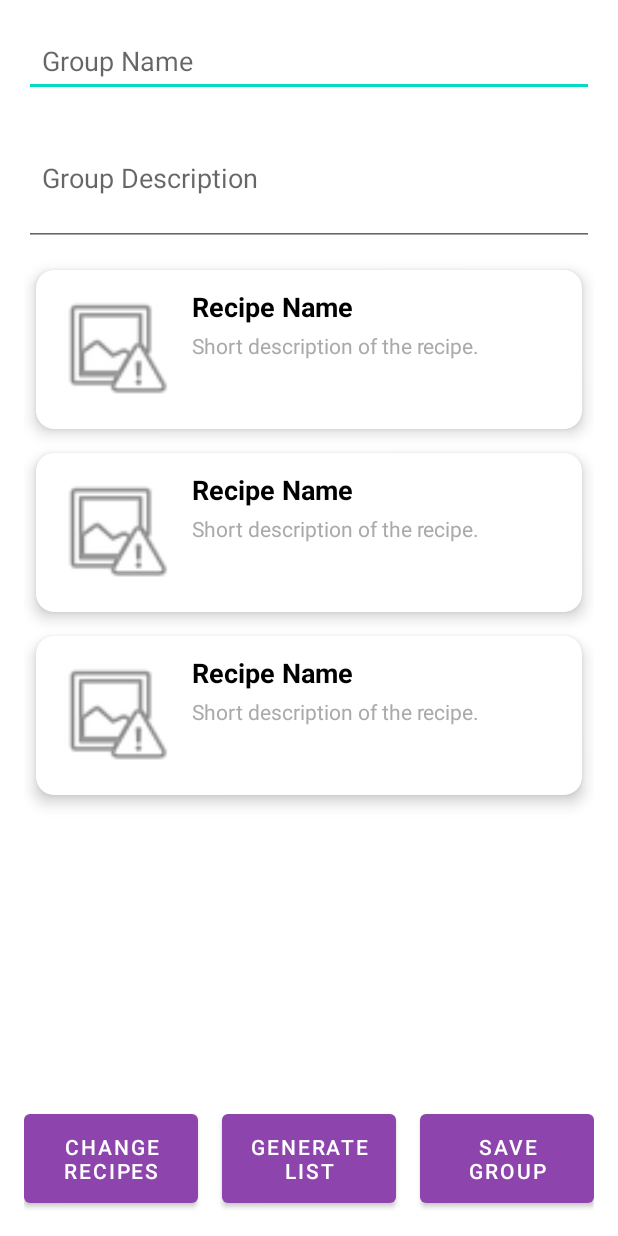
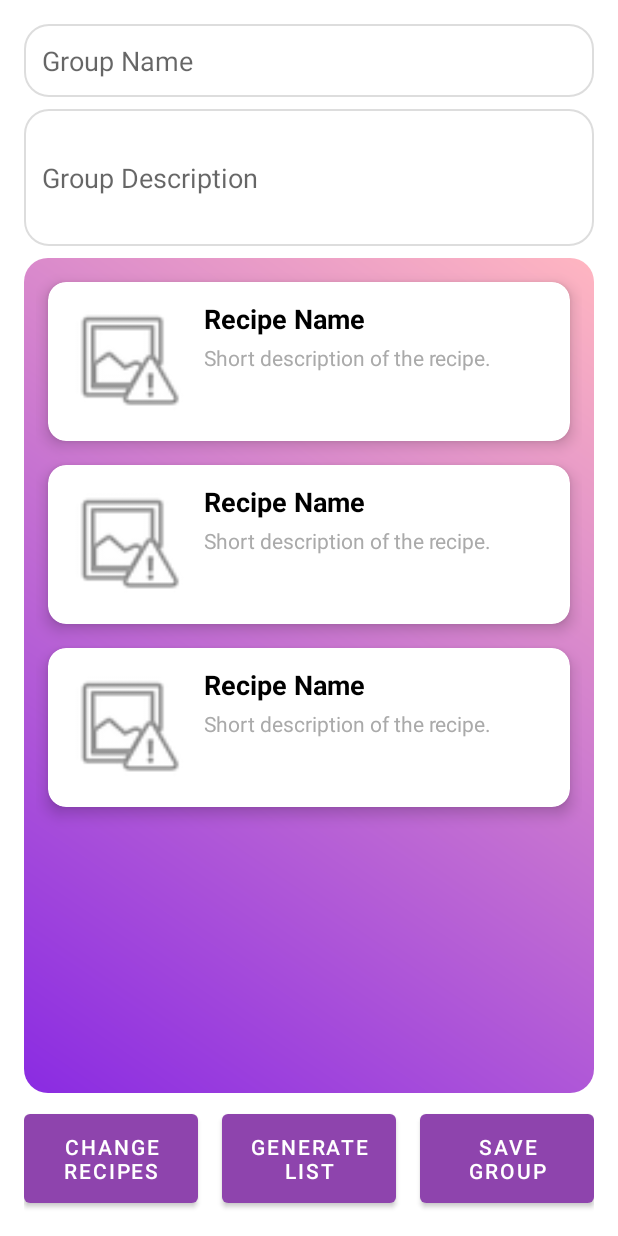
Before and after one commit to MvandeKamp/Yumly, an Android app: the layout editor_group.xml on its own in the app's theme, with its tools: preview values and no code run, on a phone screen of 412 x 824 dp. Run offline under Robolectric (Android 15) with nearby library versions, the light colour scheme and no system bars.

Commit message:
fixed alot of stuff

```diff
--- a/app/src/main/AndroidManifest.xml
+++ b/app/src/main/AndroidManifest.xml
@@ -20,19 +20,17 @@
         android:roundIcon="@mipmap/ic_launcher_round"
         android:supportsRtl="true"
         android:theme="@style/Theme.Yumly"
+        android:enableOnBackInvokedCallback="true"
     tools:targetApi="31">
     <activity
-
         android:name=".MainActivity"
         android:exported="true"
         android:label="@string/app_name">
         <intent-filter>
             <action android:name="android.intent.action.MAIN" />
-
             <category android:name="android.intent.category.LAUNCHER" />
         </intent-filter>
     </activity>
-
 </application>
 
     </manifest>
--- /dev/null
+++ b/app/src/main/res/drawable/rounded_gradient_background.xml
@@ -0,0 +1,18 @@
+<?xml version="1.0" encoding="utf-8"?>
+<layer-list xmlns:android="http://schemas.android.com/apk/res/android">
+    <item>
+        <shape android:shape="rectangle">
+            <gradient
+                android:angle="45"
+                android:endColor="#FFB6C1"
+                android:startColor="#8A2BE2"
+                android:type="linear" />
+            <corners android:radius="16dp" /> <!-- Rounded corners -->
+            <padding
+                android:left="8dp"
+                android:top="8dp"
+                android:right="8dp"
+                android:bottom="8dp" />
+        </shape>
+    </item>
+</layer-list>
--- /dev/null
+++ b/app/src/main/res/drawable/rounded_white_background.xml
@@ -0,0 +1,13 @@
+<?xml version="1.0" encoding="utf-8"?>
+<shape xmlns:android="http://schemas.android.com/apk/res/android">
+    <solid android:color="#FFFFFF" /> <!-- White background -->
+    <corners android:radius="16dp" /> <!-- Rounded corners -->
+    <padding
+        android:left="4dp"
+        android:top="4dp"
+        android:right="4dp"
+        android:bottom="4dp" />
+    <stroke
+        android:width="1dp"
+        android:color="#DDDDDD" /> <!-- Optional border -->
+</shape>
--- a/app/src/main/res/layout/editor_group.xml
+++ b/app/src/main/res/layout/editor_group.xml
@@ -15,6 +15,7 @@
         android:hint="Group Name"
         android:inputType="text"
         android:padding="12dp"
+        android:background="@drawable/rounded_white_background"
         app:layout_constraintStart_toStartOf="parent"
         app:layout_constraintEnd_toEndOf="parent"
         app:layout_constraintTop_toTopOf="parent" />
@@ -29,17 +30,19 @@
         android:minLines="3"
         android:padding="12dp"
         android:layout_marginTop="8dp"
+        android:background="@drawable/rounded_white_background"
         app:layout_constraintStart_toStartOf="parent"
         app:layout_constraintEnd_toEndOf="parent"
         app:layout_constraintTop_toBottomOf="@id/groupNameEditText" />
 
     <!-- RecyclerView -->
     <androidx.recyclerview.widget.RecyclerView
-        android:id="@+id/recipeRecyclerView"
+        android:id="@+id/groupRecipeRecyclerView"
         android:layout_width="0dp"
         android:layout_height="0dp"
         android:layout_marginTop="8dp"
         android:layout_marginBottom="8dp"
+        android:background="@drawable/rounded_gradient_background"
         app:layout_constraintStart_toStartOf="parent"
         app:layout_constraintEnd_toEndOf="parent"
         app:layout_constraintTop_toBottomOf="@id/groupDescriptionEditText"
--- a/app/src/main/res/layout/fragment_group.xml
+++ b/app/src/main/res/layout/fragment_group.xml
@@ -6,6 +6,7 @@
     android:layout_width="match_parent"
     android:layout_height="match_parent"
     tools:context=".ui.group.GroupFragment">
+
 
     <!-- RecyclerView for displaying the list of recipes -->
     <androidx.recyclerview.widget.RecyclerView
--- a/app/src/main/res/values/colors.xml
+++ b/app/src/main/res/values/colors.xml
@@ -9,4 +9,5 @@
     <color name="white">#FFFFFFFF</color>
     <color name="bottom_nav_icon_color">#8A2BE2</color>
     <color name="bottom_nav_text_color">#8A2BE2</color>
+    <color name="dialog_background">#98000000</color>
 </resources>
```
Also changed, not shown: app/src/main/java/com/mvandekamp/yumly/ui/group/GroupAdapter.java (+9 -2 lines), app/src/main/java/com/mvandekamp/yumly/ui/group/GroupFragment.java (+25 -23 lines), app/src/main/java/com/mvandekamp/yumly/ui/group/GroupSelectedDialogFragment.java (renamed from app/src/main/java/com/mvandekamp/yumly/ui/group/GroupSelectedFragment.java, +57 -17 lines), app/src/main/java/com/mvandekamp/yumly/ui/group/GroupSelectedRecipesAdapter.java (+18 -2 lines). Lines whose indentation alone changed are shown as unchanged.
